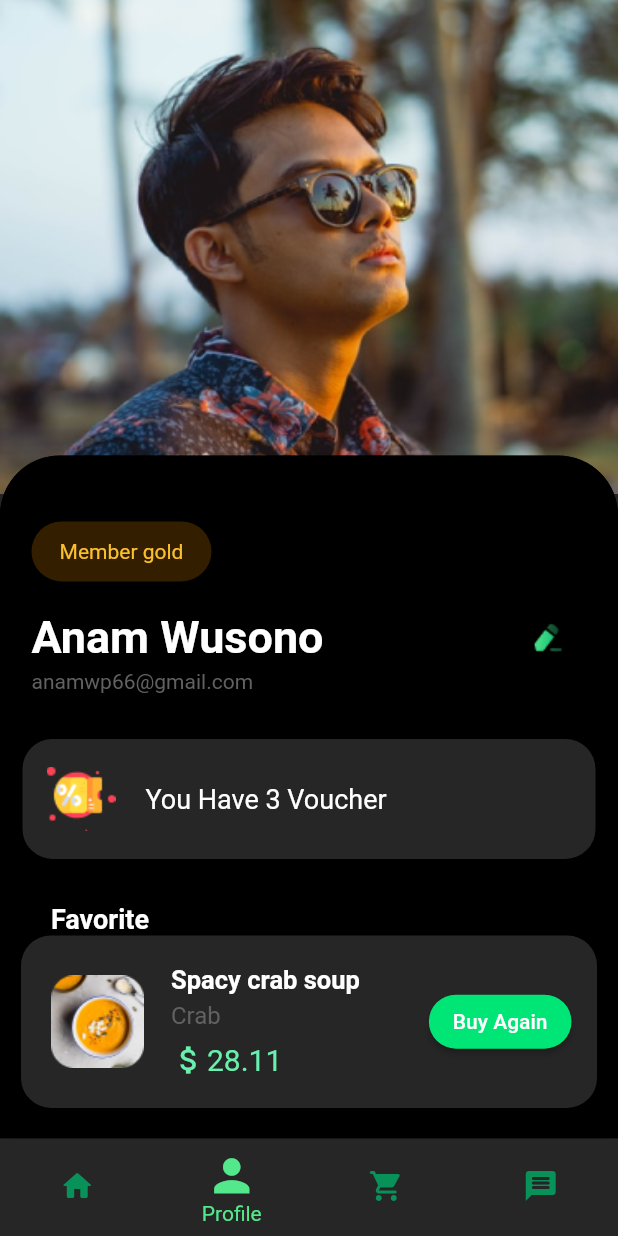
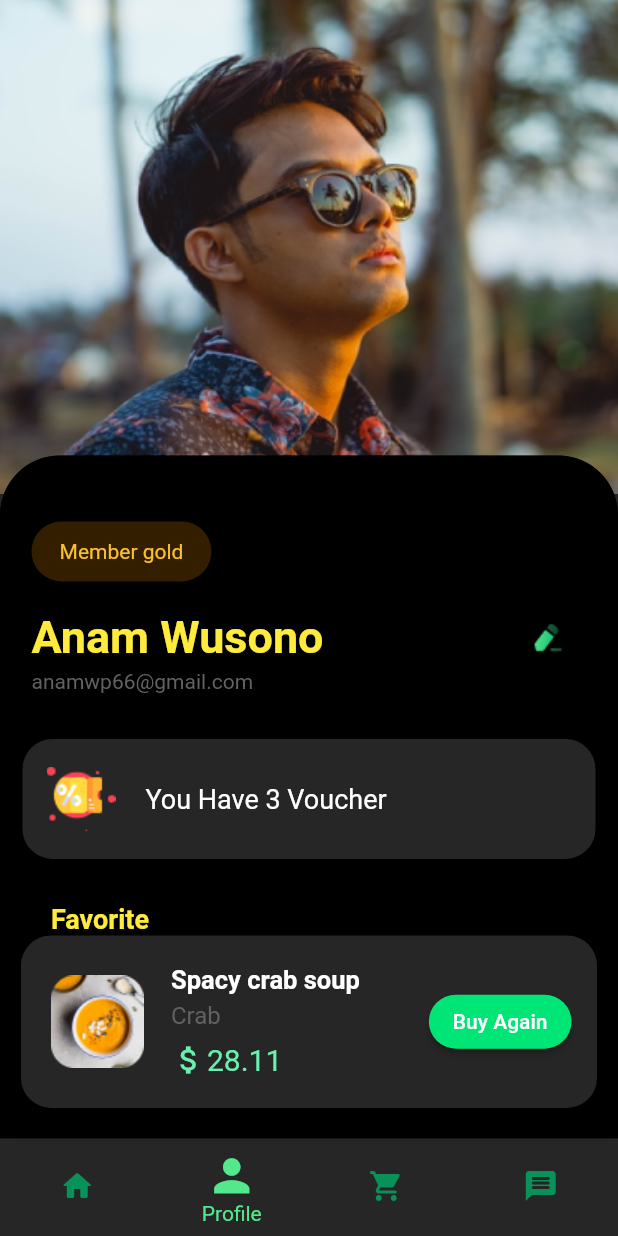
Before and after one commit to GlebBrodskiy/DeliveryApp, a Flutter app: the screen it shows after launch, item 2 of the bottom bar chosen, on a phone screen of 412 x 824 dp. Run offline on Flutter 3.47's test engine with Material 2 defaults, Android fonts, the phone set to English and light mode, and no system bars; drawn by our look-alikes of sliding_sheet.

Commit message:
- Added Inherited Widget to change a name color. - Added PProvider to change a "favorite" color

```diff
--- a/lib/main.dart
+++ b/lib/main.dart
@@ -1,4 +1,5 @@
 import 'package:flutter/material.dart';
+import 'package:provider/provider.dart';
 import 'screens/Main.dart';
 
 void main() {
@@ -10,13 +11,18 @@ class MyApp extends StatelessWidget {
 
   @override
   Widget build(BuildContext context) {
-    return MaterialApp(
-      debugShowCheckedModeBanner: false,
+    return MultiProvider(
+      providers: [
+        Provider<Color>.value(value: Colors.yellow)
+      ],
+      child: MaterialApp(
+        debugShowCheckedModeBanner: false,
 
-      home: Navigating(),
-      theme: ThemeData(
-        primarySwatch: Colors.green,
-        visualDensity: VisualDensity.adaptivePlatformDensity
+        home: Navigating(),
+        theme: ThemeData(
+          primarySwatch: Colors.green,
+          visualDensity: VisualDensity.adaptivePlatformDensity
+        ),
       ),
     );
   }
--- a/lib/screens/Main.dart
+++ b/lib/screens/Main.dart
@@ -457,3 +457,23 @@ Widget _buildPopularMenu(int index){
 
 }
 }
+
+class Constant extends InheritedWidget {
+  final Color neededColor;
+  const Constant({
+    required this.neededColor,
+    required Widget child
+  }) : super(child: child);
+
+
+
+  @override
+  bool updateShouldNotify(Constant old) => neededColor != old.neededColor;
+
+  static Constant? of(BuildContext context){
+     final Constant? result = context.dependOnInheritedWidgetOfExactType<Constant>();
+     assert(result != null, 'No Constant found in context');
+     return result!;
+  }
+
+}
--- a/lib/screens/Profile.dart
+++ b/lib/screens/Profile.dart
@@ -1,4 +1,6 @@
+import 'package:delivery/screens/Main.dart';
 import 'package:flutter/material.dart';
+import 'package:provider/provider.dart';
 import 'package:sliding_sheet/sliding_sheet.dart';
 
 class Profile extends StatefulWidget {
@@ -85,7 +87,7 @@ class _ProfileState extends State<Profile> {
                             child: Text(
                               'Favorite',
                               style: TextStyle(
-                                  color: Colors.white,
+                                  color: Provider.of<Color>(context),
                                   fontSize: 18,
                                   fontWeight: FontWeight.bold),
                             ),
@@ -143,10 +145,17 @@ class _ProfileState extends State<Profile> {
       child: Column(
         crossAxisAlignment: CrossAxisAlignment.start,
         children: [
-          Text(
-            profileName ?? 'Anam Wusono',
-            style: TextStyle(
-                color: Colors.white, fontSize: 30, fontWeight: FontWeight.bold),
+          Constant(
+neededColor: Colors.yellow,
+            child: Builder(
+              builder: (context) {
+                return Text(
+                  profileName ?? 'Anam Wusono',
+                  style: TextStyle(
+                      color: Constant.of(context)?.neededColor, fontSize: 30, fontWeight: FontWeight.bold),
+                );
+              }
+            ),
           ),
           Padding(
             padding: const EdgeInsets.only(top: 4),
--- a/pubspec.yaml
+++ b/pubspec.yaml
@@ -31,6 +31,7 @@ dependencies:
   google_fonts: ^2.1.0
   flutter_svg: ^0.22.0
   sliding_sheet: ^0.5.0
+  provider: ^6.0.0
 
 
 
```
Also changed, not shown: pubspec.lock.
